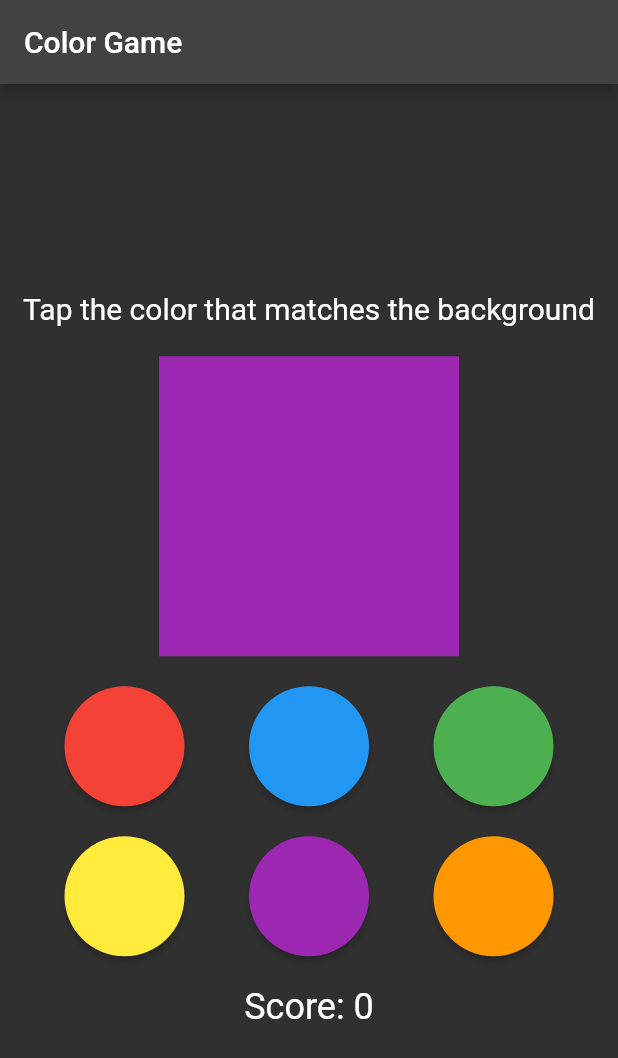
After one commit to XTHEIA/Celestial, a Flutter app: the ColorGamePage screen opened directly, on a phone screen of 412 x 824 dp. The commit adds this screen. Shown: the top 1058 px of the screen. Run offline on Flutter 3.47's test engine with Material 2 defaults, Android fonts, the phone set to English and light mode, and no system bars; missing offline and left inert: calc.

Commit message:
sample game

```diff
--- /dev/null
+++ b/lib/game_color1.dart
@@ -0,0 +1,130 @@
+import 'dart:math';
+
+import 'package:flutter/material.dart';
+
+void main() => runApp(ColorGame());
+
+class ColorGame extends StatelessWidget {
+  const ColorGame({super.key});
+
+  @override
+  Widget build(BuildContext context) {
+    return MaterialApp(
+      title: 'Color Game',
+      home: ColorGamePage(),
+    );
+  }
+}
+
+class ColorGamePage extends StatefulWidget {
+  @override
+  _ColorGamePageState createState() => _ColorGamePageState();
+}
+
+class _ColorGamePageState extends State<ColorGamePage> {
+  final List<Color> _colors = [
+    Colors.red,
+    Colors.blue,
+    Colors.green,
+    Colors.yellow,
+    Colors.purple,
+    Colors.orange,
+  ];
+  Random _random = Random();
+  late Color _targetColor;
+  int _score = 0;
+
+  void _generateTargetColor() {
+    setState(() {
+      _targetColor = _colors[_random.nextInt(_colors.length)];
+    });
+  }
+
+  void _onColorButtonPressed(Color color) {
+    if (color == _targetColor) {
+      setState(() {
+        _score++;
+      });
+      _generateTargetColor();
+    } else {
+      setState(() {
+        _score = 0;
+      });
+    }
+  }
+
+  @override
+  void initState() {
+    super.initState();
+    _generateTargetColor();
+  }
+
+  @override
+  Widget build(BuildContext context) {
+    return Scaffold(
+      appBar: AppBar(
+        title: Text('Color Game'),
+      ),
+      body: Center(
+        child: Column(
+          mainAxisAlignment: MainAxisAlignment.center,
+          children: [
+            Text(
+              'Tap the color that matches the background',
+              style: TextStyle(fontSize: 20),
+            ),
+            SizedBox(height: 20),
+            Container(
+              height: 200,
+              width: 200,
+              color: _targetColor,
+            ),
+            SizedBox(height: 20),
+            Row(
+              mainAxisAlignment: MainAxisAlignment.spaceEvenly,
+              children: [
+                ColorButton(color: Colors.red, onPressed: () => _onColorButtonPressed(Colors.red)),
+                ColorButton(color: Colors.blue, onPressed: () => _onColorButtonPressed(Colors.blue)),
+                ColorButton(color: Colors.green, onPressed: () => _onColorButtonPressed(Colors.green)),
+              ],
+            ),
+            SizedBox(height: 20),
+            Row(
+              mainAxisAlignment: MainAxisAlignment.spaceEvenly,
+              children: [
+                ColorButton(color: Colors.yellow, onPressed: () => _onColorButtonPressed(Colors.yellow)),
+                ColorButton(color: Colors.purple, onPressed: () => _onColorButtonPressed(Colors.purple)),
+                ColorButton(color: Colors.orange, onPressed: () => _onColorButtonPressed(Colors.orange)),
+              ],
+            ),
+            SizedBox(height: 20),
+            Text(
+              'Score: $_score',
+              style: TextStyle(fontSize: 24),
+            ),
+          ],
+        ),
+      ),
+    );
+  }
+}
+
+class ColorButton extends StatelessWidget {
+  final Color color;
+  final VoidCallback onPressed;
+
+  const ColorButton({required this.color, required this.onPressed});
+
+  @override
+  Widget build(BuildContext context) {
+    return ElevatedButton(
+      onPressed: onPressed,
+      style: ElevatedButton.styleFrom(
+        primary: color,
+        minimumSize: Size(80, 80),
+        shape: CircleBorder(),
+      ),
+      child: SizedBox(),
+    );
+  }
+}
--- a/lib/main.dart
+++ b/lib/main.dart
@@ -1,4 +1,5 @@
 import 'package:celestial/game_cellophane.dart';
+import 'package:celestial/game_color1.dart';
 import 'package:celestial/game_presskey.dart';
 import 'package:celestial/game_rgbfind.dart';
 import 'package:flutter/cupertino.dart';
@@ -24,6 +25,7 @@ final List<_Game> _games = [
   _Game("brighter", "Cellophane", "더 밝게 보이는 색 찾기", (ctx) => const GameCellophane()),
   _Game("rgb_element", "RGB Find (매우 어려움)", "특정 RGB 요소의 비율 찾아내기", (ctx) => const GameFindRGB()),
   _Game("key_press", "Key Press", "key input", (ctx) => const GameKeyPress()),
+  _Game("color1","Color 1","test game", (ctx) => const ColorGame())
 ];
 final Map<String, Widget Function(BuildContext context)> _routes = {};
 
```
